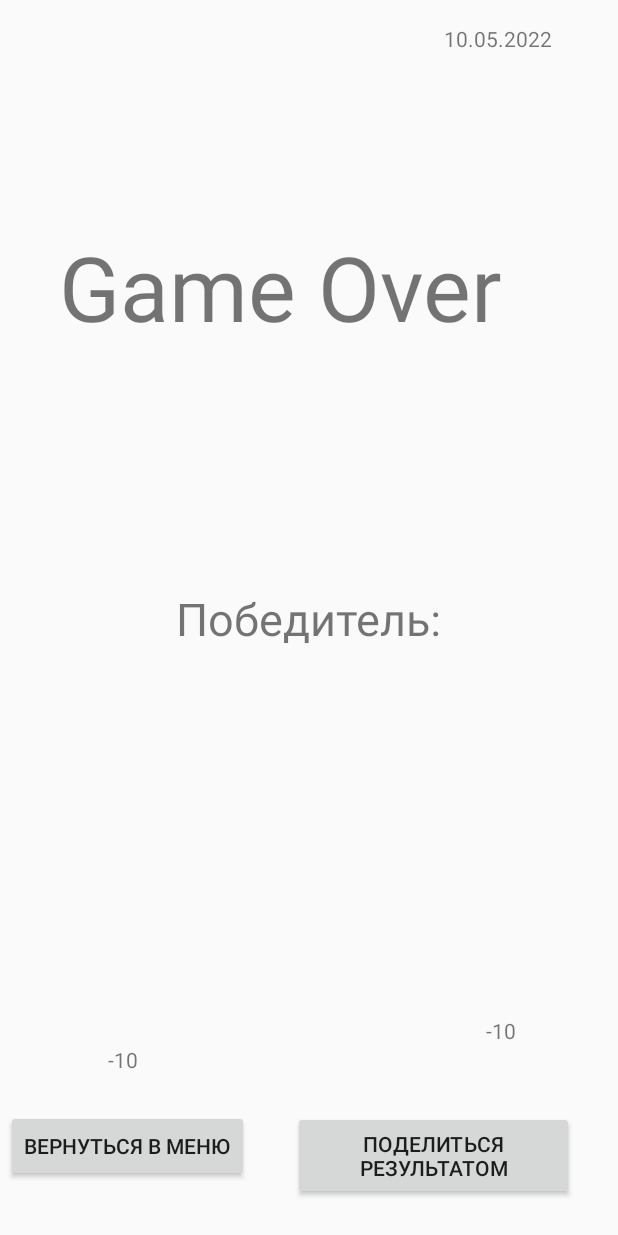
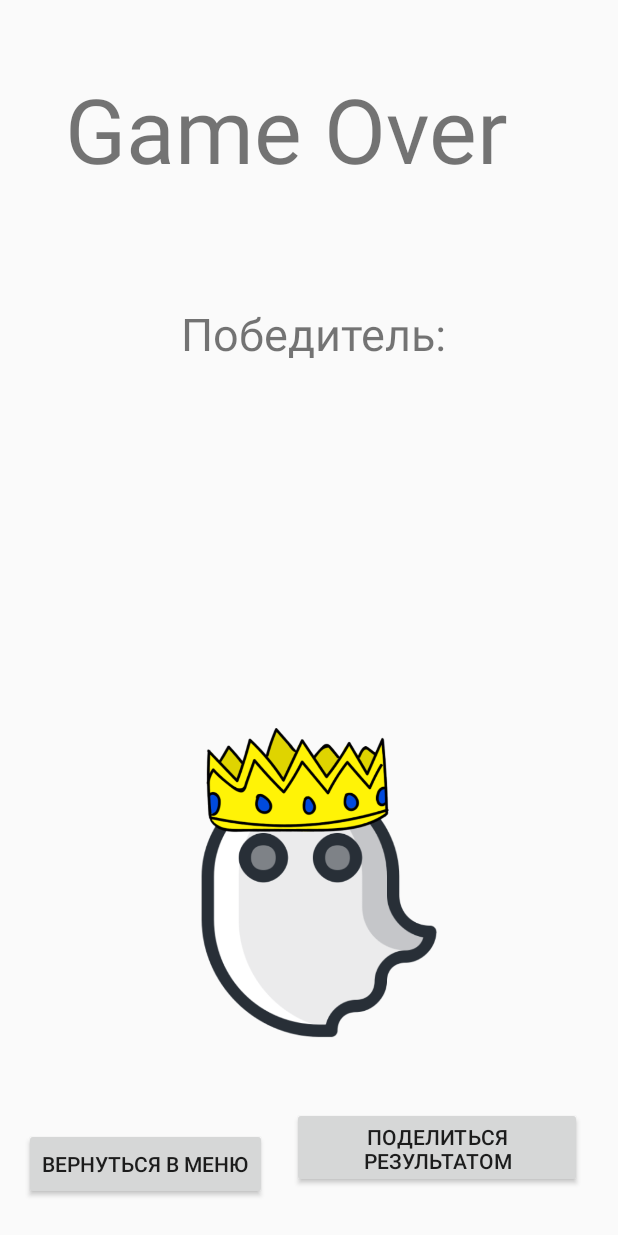
Before and after one commit to Sinforge/Barabashka_game, an Android app: the ResultActivity screen opened directly, with no data from a screen before it, on a phone screen of 412 x 824 dp. Run offline under Robolectric (Android 15) with nearby library versions, the phone set to English and light mode, and no system bars; our stand-ins replace Room's generated code.

Commit message:
add some features in UI

```diff
--- a/app/src/main/java/ru/sinforge/barabashka_game/Activities/ResultActivity.java
+++ b/app/src/main/java/ru/sinforge/barabashka_game/Activities/ResultActivity.java
@@ -21,9 +21,6 @@ public class ResultActivity extends AppCompatActivity {
         super.onCreate(savedInstanceState);
         setContentView(R.layout.activity_result);
         TextView winner = findViewById(R.id.winner_name);
-        TextView Score1 = findViewById(R.id.score1);
-        TextView Score2 = findViewById(R.id.score2);
-        TextView Date = findViewById(R.id.date_text);
 
 
 
@@ -37,9 +34,6 @@ public class ResultActivity extends AppCompatActivity {
         DateFormat dateFormat = new SimpleDateFormat("dd.MM.yyyy", Locale.getDefault());
         String dateText = dateFormat.format(currentDate);
 
-        Date.setText(dateText);
-        Score1.setText(score1 + "");
-        Score2.setText(score2 + "");
 
 
         saveNewResult(winner_name, score1, score2, dateText);
--- a/app/src/main/res/layout/activity_game_rules.xml
+++ b/app/src/main/res/layout/activity_game_rules.xml
@@ -17,6 +17,7 @@
               android:text="@string/Game_rules"
               app:layout_constraintStart_toStartOf="parent"
               app:layout_constraintEnd_toEndOf="parent" app:layout_constraintTop_toBottomOf="@+id/textView3"
-              android:layout_marginTop="20dp">
+              android:layout_marginTop="20dp" app:layout_constraintBottom_toBottomOf="parent"
+              app:layout_constraintVertical_bias="0.0">
     </TextView>
 </androidx.constraintlayout.widget.ConstraintLayout>
--- a/app/src/main/res/layout/activity_result.xml
+++ b/app/src/main/res/layout/activity_result.xml
@@ -12,49 +12,42 @@
             android:layout_height="97dp" android:id="@+id/game_over"
             android:textSize="60dp" app:layout_constraintStart_toStartOf="parent"
             app:layout_constraintEnd_toEndOf="parent" app:layout_constraintTop_toTopOf="parent"
-            app:layout_constraintBottom_toBottomOf="parent" app:layout_constraintVertical_bias="0.207"
-            app:layout_constraintHorizontal_bias="0.45"/>
+            app:layout_constraintBottom_toBottomOf="parent" app:layout_constraintVertical_bias="0.062"
+    />
+    <ImageView
+            android:layout_width="252dp"
+            android:layout_height="283dp" app:srcCompat="@drawable/ghost_winner" android:id="@+id/imageView2"
+            app:layout_constraintEnd_toEndOf="parent"
+            app:layout_constraintStart_toStartOf="parent" app:layout_constraintHorizontal_bias="0.496"
+            app:layout_constraintBottom_toBottomOf="parent" android:layout_marginBottom="124dp"/>
+    <Button
+            android:text="Поделиться результатом"
+            android:layout_width="193dp"
+            android:layout_height="54dp" android:id="@+id/share_result"
+            android:layout_marginStart="24dp" app:layout_constraintStart_toEndOf="@+id/result_to_menu"
+            android:layout_marginEnd="24dp" app:layout_constraintEnd_toEndOf="parent"
+            app:layout_constraintBottom_toBottomOf="parent" android:layout_marginBottom="32dp"
+            app:layout_constraintHorizontal_bias="1.0"/>
+    <Button
+            android:text="Вернуться в меню"
+            android:layout_width="wrap_content"
+            android:layout_height="wrap_content" android:id="@+id/result_to_menu"
+            app:layout_constraintBottom_toBottomOf="parent"
+            android:layout_marginBottom="24dp" app:layout_constraintStart_toStartOf="parent"
+            android:layout_marginStart="16dp"/>
     <TextView
             android:text="Победитель:"
             android:layout_width="wrap_content"
             android:layout_height="wrap_content" android:id="@+id/text_winner"
             android:textSize="30dp" app:layout_constraintStart_toStartOf="parent"
             app:layout_constraintEnd_toEndOf="parent" app:layout_constraintBottom_toBottomOf="parent"
-            app:layout_constraintTop_toTopOf="parent"/>
+            app:layout_constraintTop_toTopOf="parent" app:layout_constraintHorizontal_bias="0.515"
+            app:layout_constraintVertical_bias="0.258"/>
     <TextView
             android:layout_width="wrap_content"
             android:layout_height="wrap_content" android:id="@+id/winner_name"
             android:textSize="30dp" app:layout_constraintEnd_toEndOf="parent"
-            app:layout_constraintStart_toStartOf="parent" app:layout_constraintBottom_toBottomOf="parent"
+            app:layout_constraintStart_toStartOf="parent"
             app:layout_constraintTop_toBottomOf="@+id/text_winner" app:layout_constraintHorizontal_bias="0.498"
-            app:layout_constraintVertical_bias="0.121"/>
-    <Button
-            android:text="Вернуться в меню"
-            android:layout_width="wrap_content"
-            android:layout_height="wrap_content" android:id="@+id/result_to_menu"
-            app:layout_constraintBottom_toBottomOf="parent"
-            android:layout_marginBottom="36dp" app:layout_constraintStart_toStartOf="parent"
-            android:layout_marginStart="4dp"/>
-    <Button
-            android:text="Поделиться результатом"
-            android:layout_width="187dp"
-            android:layout_height="59dp" android:id="@+id/share_result"
-            android:layout_marginStart="24dp" app:layout_constraintStart_toEndOf="@+id/result_to_menu"
-            android:layout_marginEnd="24dp" app:layout_constraintEnd_toEndOf="parent"
-            app:layout_constraintBottom_toBottomOf="parent" android:layout_marginBottom="24dp"/>
-    <TextView
-            android:layout_width="wrap_content"
-            android:layout_height="wrap_content" android:id="@+id/date_text"
-            app:layout_constraintTop_toTopOf="parent"
-            android:layout_marginTop="16dp" app:layout_constraintEnd_toEndOf="parent" android:layout_marginEnd="44dp"/>
-    <TextView
-            android:layout_width="wrap_content"
-            android:layout_height="wrap_content" android:id="@+id/score1"
-            app:layout_constraintStart_toStartOf="parent" app:layout_constraintBottom_toTopOf="@+id/result_to_menu"
-            android:layout_marginStart="72dp" android:layout_marginBottom="24dp"/>
-    <TextView
-            android:layout_width="wrap_content"
-            android:layout_height="wrap_content" android:id="@+id/score2"
-            app:layout_constraintEnd_toEndOf="parent" app:layout_constraintBottom_toTopOf="@+id/share_result"
-            android:layout_marginEnd="68dp" android:layout_marginBottom="44dp"/>
+            app:layout_constraintVertical_bias="0.333" app:layout_constraintBottom_toTopOf="@+id/imageView2"/>
 </androidx.constraintlayout.widget.ConstraintLayout>
```
Also changed, not shown: app/src/main/res/layout/activity_for_play.xml (+13 -10 lines), app/src/main/res/layout/activity_menu.xml (+38 -21 lines), app/src/main/res/drawable/ghost.png (added), app/src/main/res/drawable/ghost_winner.png (added).
